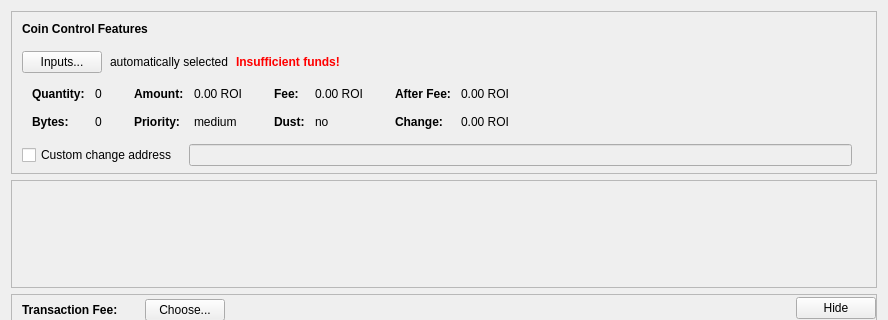
First picture: the form in src/qt/forms/depositcoinsdialog.ui, repository ROIcoin/ROIcoin, before the edit; both pictures show x 0 to 888 and y 0 to 320 of the 888 by 510 pixel window.
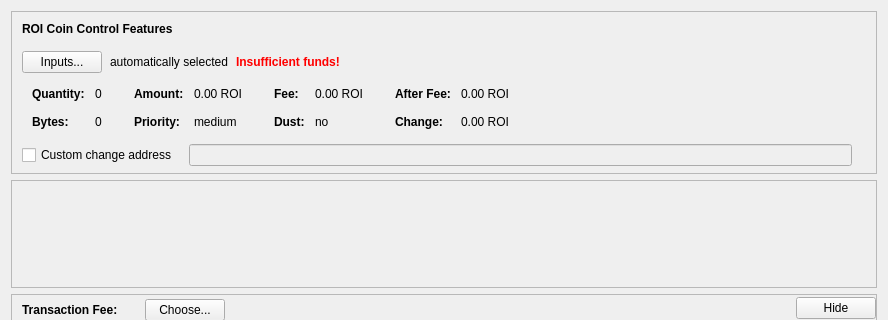
Second picture: the form after the edit. Icons and pictures are not drawn. Custom widgets are drawn as their Qt base class.

Commit message: ROI text edits

The edit to the form file:
```diff
--- a/src/qt/forms/depositcoinsdialog.ui
+++ b/src/qt/forms/depositcoinsdialog.ui
@@ -90,7 +90,7 @@
              <string notr="true">font-weight:bold;</string>
             </property>
             <property name="text">
-             <string>Coin Control Features</string>
+             <string>ROI Coin Control Features</string>
             </property>
            </widget>
           </item>
```
Left out of the diff: 2 changed lines with no effect on the pictures.
